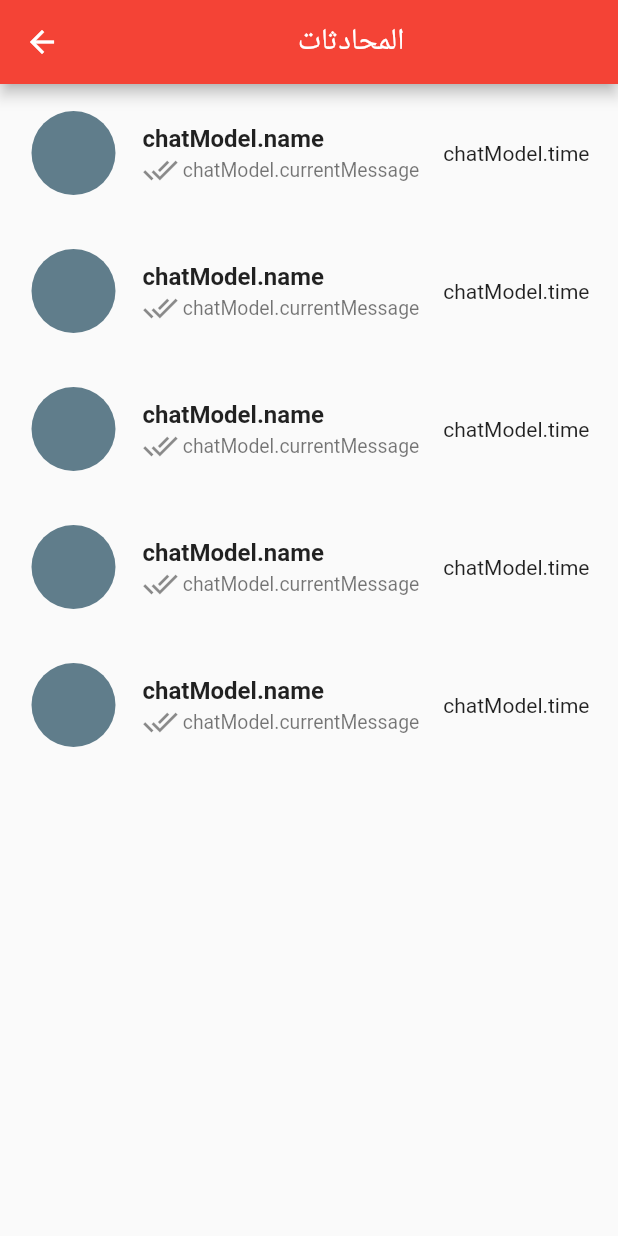
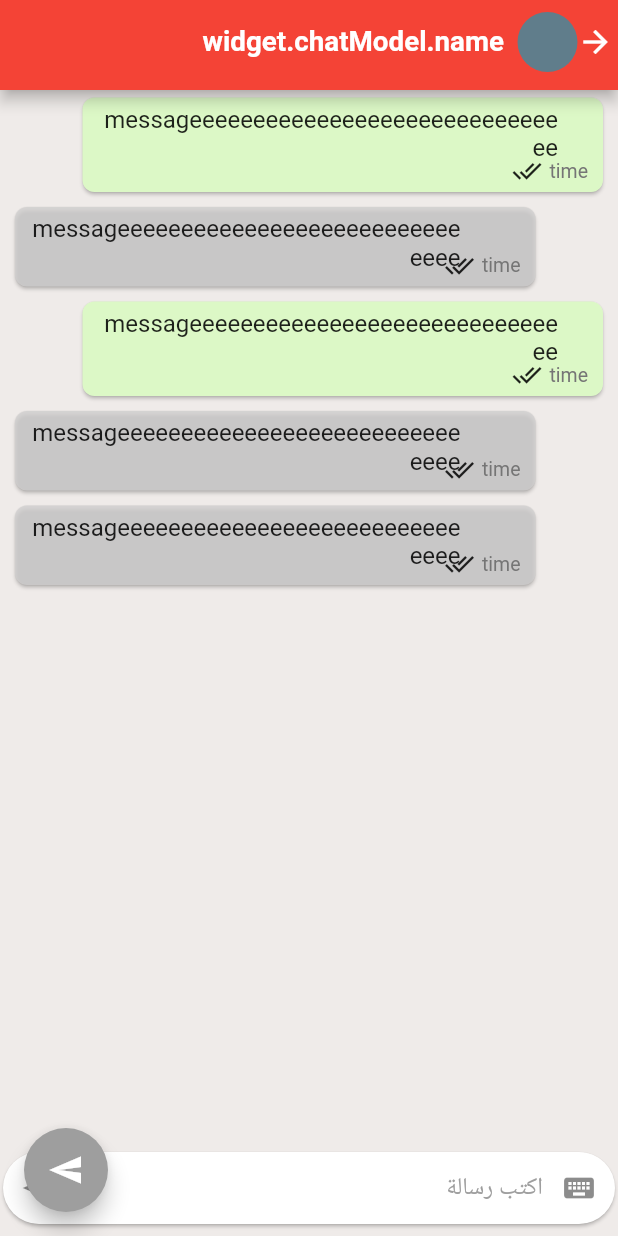
Before and after one commit to mernaketana/Shoghly-App, a Flutter app: the ChatScreen screen opened directly, after a tap on "chatModel.name", on a phone screen of 412 x 824 dp. Run offline on Flutter 3.47's test engine with Material 2 defaults, Android fonts, the phone set to English and light mode, and no system bars; our stand-ins replace cached_network_image, flutter_dotenv, flutter_rating_bar, flutter_spinkit, image_picker, shared_preferences and 1 more; missing offline and left inert: comment_box; accounts and stored records are empty; statements that could not run were skipped.

Commit message:
single chat ui

```diff
--- a/lib/main.dart
+++ b/lib/main.dart
@@ -5,6 +5,7 @@ import 'package:project/providers/user.dart';
 import 'package:project/screens/add_project_screen.dart';
 import 'package:project/screens/detailed_image_screen.dart';
 import 'package:project/screens/detailed_project_screen.dart';
+import 'package:project/screens/single_chat_screen.dart';
 import 'package:project/widgets/settings_body_widget.dart';
 import 'package:provider/provider.dart';
 import './screens/detailed_auth_screen.dart';
@@ -121,6 +122,8 @@ class MyApp extends StatelessWidget {
                     SettingsBody.routeName: (context) => const SettingsBody(),
                     AddProjectScreen.routeName: (context) =>
                         const AddProjectScreen(),
+                    SingleChatScreen.routeName: (context) =>
+                        const SingleChatScreen(),
                   },
                 ))));
   }
--- /dev/null
+++ b/lib/screens/single_chat_screen.dart
@@ -0,0 +1,196 @@
+// ignore_for_file: library_prefixes
+
+import 'package:flutter/material.dart';
+import 'package:flutter_dotenv/flutter_dotenv.dart';
+import 'package:web_socket_channel/io.dart';
+import 'package:web_socket_channel/status.dart' as status;
+import 'package:web_socket_channel/web_socket_channel.dart';
+import 'package:project/widgets/message_card.dart';
+import 'package:socket_io_client/socket_io_client.dart' as IO;
+
+class SingleChatScreen extends StatefulWidget {
+  static const routeName = '/single-chat-screen';
+  const SingleChatScreen({
+    Key? key,
+  }) : super(key: key);
+
+  @override
+  _SingleChatScreenState createState() => _SingleChatScreenState();
+}
+
+class _SingleChatScreenState extends State<SingleChatScreen> {
+  bool show = false;
+  FocusNode focusNode = FocusNode();
+  bool sendButton = false;
+  // List<MessageModel> messages = [];
+  TextEditingController _controller = TextEditingController();
+  ScrollController _scrollController = ScrollController();
+  late IO.Socket socket;
+  late IOWebSocketChannel channel;
+
+  @override
+  void initState() {
+    super.initState();
+    channel = IOWebSocketChannel.connect(Uri.parse(''));
+  }
+
+  void sendMessage(String message) async {
+    try {
+      channel = IOWebSocketChannel.connect('');
+    } catch (e) {
+      print(e.toString());
+    }
+    channel.sink.add(message);
+    channel.sink.close();
+  }
+
+  // void sendMessage(String message, int sourceId, int targetId) {
+  //   setMessage("source", message);
+  //   socket.emit("message",
+  //       {"message": message, "sourceId": sourceId, "targetId": targetId});
+  // }
+
+  // void setMessage(String type, String message) {
+  //   MessageModel messageModel = MessageModel(
+  //       type: type,
+  //       message: message,
+  //       time: DateTime.now().toString().substring(10, 16));
+  //   print(messages);
+
+  //   setState(() {
+  //     messages.add(messageModel);
+  //   });
+  // }
+
+  void _sendMessage() {
+    if (_controller.text.isNotEmpty) {
+      channel.sink.add(_controller.text);
+    }
+  }
+
+  @override
+  Widget build(BuildContext context) {
+    final isMe = [true, false, true, false, false];
+    return Directionality(
+      textDirection: TextDirection.rtl,
+      child: Scaffold(
+        backgroundColor: Colors.brown[50],
+        appBar: PreferredSize(
+          preferredSize: const Size.fromHeight(60),
+          child: AppBar(
+            leadingWidth: 70,
+            titleSpacing: 0,
+            leading: InkWell(
+              onTap: () {
+                Navigator.pop(context);
+              },
+              child: Row(
+                mainAxisAlignment: MainAxisAlignment.center,
+                children: const [
+                  Icon(
+                    Icons.arrow_back,
+                    size: 24,
+                  ),
+                  CircleAvatar(
+                    radius: 20,
+                    backgroundColor: Colors.blueGrey,
+                  ),
+                ],
+              ),
+            ),
+            title: Container(
+              margin: const EdgeInsets.all(6),
+              child: const Text(
+                'widget.chatModel.name',
+                style: TextStyle(
+                  fontSize: 18.5,
+                  fontWeight: FontWeight.bold,
+                ),
+              ),
+            ),
+          ),
+        ),
+        floatingActionButton: FloatingActionButton(
+          child: Icon(Icons.send),
+          onPressed: _sendMessage,
+        ),
+        body: SizedBox(
+          height: MediaQuery.of(context).size.height,
+          width: MediaQuery.of(context).size.width,
+          child: Column(
+            children: [
+              Expanded(
+                // height: MediaQuery.of(context).size.height - 150,
+                child: ListView.builder(
+                  shrinkWrap: true,
+                  controller: _scrollController,
+                  itemCount: 5,
+                  itemBuilder: (context, index) {
+                    if (index == 5) {
+                      return Container(
+                        height: 70,
+                      );
+                    } else {
+                      return MessageCard(isMe: isMe[index]);
+                    }
+                  },
+                ),
+              ),
+              Align(
+                alignment: Alignment.bottomCenter,
+                child: SizedBox(
+                  height: 70,
+                  child: Column(
+                    mainAxisAlignment: MainAxisAlignment.end,
+                    children: [
+                      SizedBox(
+                        width: MediaQuery.of(context).size.width,
+                        child: Card(
+                          margin: const EdgeInsets.only(
+                              left: 2, right: 2, bottom: 8),
+                          shape: RoundedRectangleBorder(
+                            borderRadius: BorderRadius.circular(25),
+                          ),
+                          child: TextFormField(
+                            controller: _controller,
+                            focusNode: focusNode,
+                            textAlignVertical: TextAlignVertical.center,
+                            keyboardType: TextInputType.multiline,
+                            maxLines: 5,
+                            minLines: 1,
+                            onChanged: (value) {
+                              if (value.isNotEmpty) {
+                                setState(() {
+                                  sendButton = true;
+                                });
+                              } else {
+                                setState(() {
+                                  sendButton = false;
+                                });
+                              }
+                            },
+                            decoration: InputDecoration(
+                              border: InputBorder.none,
+                              hintText: "اكتب رسالة",
+                              hintStyle: const TextStyle(color: Colors.grey),
+                              prefixIcon: const Icon(Icons.keyboard),
+                              suffixIcon: IconButton(
+                                icon: const Icon(Icons.send),
+                                onPressed: () {},
+                              ),
+                              contentPadding: EdgeInsets.all(5),
+                            ),
+                          ),
+                        ),
+                      ),
+                    ],
+                  ),
+                ),
+              ),
+            ],
+          ),
+        ),
+      ),
+    );
+  }
+}
--- a/lib/widgets/chat_card.dart
+++ b/lib/widgets/chat_card.dart
@@ -1,4 +1,5 @@
 import 'package:flutter/material.dart';
+import 'package:project/screens/single_chat_screen.dart';
 
 class ChatCard extends StatelessWidget {
   const ChatCard({Key? key}) : super(key: key);
@@ -7,18 +8,12 @@ class ChatCard extends StatelessWidget {
   Widget build(BuildContext context) {
     return InkWell(
       onTap: () {
-        // Navigator.push(
-        //     context,
-        //     MaterialPageRoute(
-        //         builder: (contex) => IndividualPage(
-        //               chatModel: chatModel,
-        //               sourchat: sourchat,
-        //             )));
+        Navigator.pushNamed(context, SingleChatScreen.routeName);
       },
       child: Padding(
         padding: const EdgeInsets.symmetric(vertical: 10, horizontal: 3),
         child: ListTile(
-          leading: CircleAvatar(
+          leading: const CircleAvatar(
             radius: 30,
             // child: SvgPicture.asset(
             //   chatModel.isGroup ? "assets/groups.svg" : "assets/person.svg",
@@ -28,7 +23,7 @@ class ChatCard extends StatelessWidget {
             // ),
             backgroundColor: Colors.blueGrey,
           ),
-          title: Text(
+          title: const Text(
             'chatModel.name',
             style: TextStyle(
               fontSize: 16,
@@ -37,7 +32,7 @@ class ChatCard extends StatelessWidget {
           ),
           subtitle: FittedBox(
             child: Row(
-              children: [
+              children: const [
                 Icon(Icons.done_all),
                 SizedBox(
                   width: 3,
@@ -51,7 +46,7 @@ class ChatCard extends StatelessWidget {
               ],
             ),
           ),
-          trailing: Text('chatModel.time'),
+          trailing: const Text('chatModel.time'),
         ),
       ),
     );
--- /dev/null
+++ b/lib/widgets/message_card.dart
@@ -0,0 +1,66 @@
+import 'package:flutter/material.dart';
+
+class MessageCard extends StatelessWidget {
+  final bool isMe;
+  const MessageCard({Key? key, required this.isMe}) : super(key: key);
+
+  @override
+  Widget build(BuildContext context) {
+    return Align(
+      alignment: isMe ? Alignment.centerRight : Alignment.centerLeft,
+      child: ConstrainedBox(
+        constraints: BoxConstraints(
+          maxWidth: MediaQuery.of(context).size.width - 45,
+        ),
+        child: Card(
+          elevation: 1,
+          shape: RoundedRectangleBorder(borderRadius: BorderRadius.circular(8)),
+          color: isMe
+              ? const Color(0xffdcf8c6)
+              : Color.fromARGB(198, 208, 207, 207),
+          margin: const EdgeInsets.symmetric(horizontal: 10, vertical: 5),
+          child: Stack(
+            children: [
+              Padding(
+                padding: EdgeInsets.only(
+                  left: isMe ? 10 : 8,
+                  right: isMe ? 30 : 50,
+                  top: 5,
+                  bottom: isMe ? 20 : 10,
+                ),
+                child: const Text(
+                  'messageeeeeeeeeeeeeeeeeeeeeeeeeeeeeee',
+                  style: TextStyle(
+                    fontSize: 16,
+                  ),
+                ),
+              ),
+              Positioned(
+                bottom: 4,
+                right: 10,
+                child: Row(
+                  children: [
+                    Text(
+                      'time',
+                      style: TextStyle(
+                        fontSize: 13,
+                        color: Colors.grey[600],
+                      ),
+                    ),
+                    const SizedBox(
+                      width: 5,
+                    ),
+                    const Icon(
+                      Icons.done_all,
+                      size: 20,
+                    ),
+                  ],
+                ),
+              ),
+            ],
+          ),
+        ),
+      ),
+    );
+  }
+}
--- a/pubspec.yaml
+++ b/pubspec.yaml
@@ -43,7 +43,8 @@ dependencies:
   animated_splash_screen: ^1.2.0
   flutter_spinkit: ^5.1.0
   nine_grid_view: ^2.0.0
-  socket_io_client: ^1.0.2
+  socket_io_client: ^2.0.0-beta.4-nullsafety.0
+  web_socket_channel: ^2.2.0
 
 
   # The following adds the Cupertino Icons font to your application.
```
Also changed, not shown: pubspec.lock, 1 other file.
